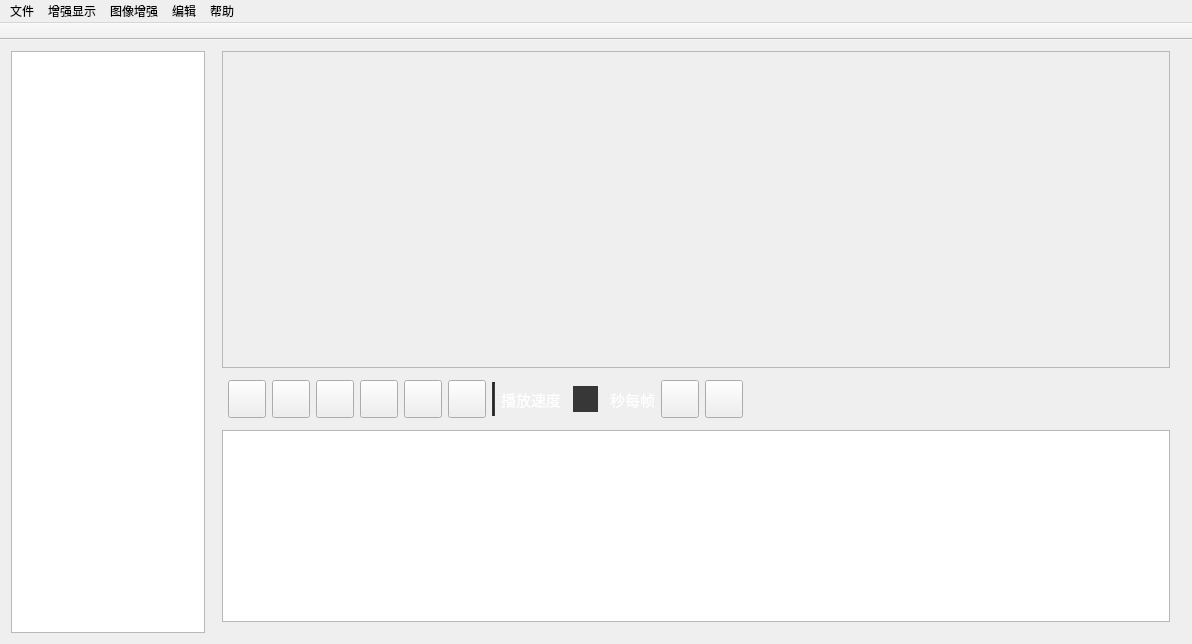
Before: the Qt Designer form mainwindow.ui in pigundermoon/industry, drawn with Qt 5.
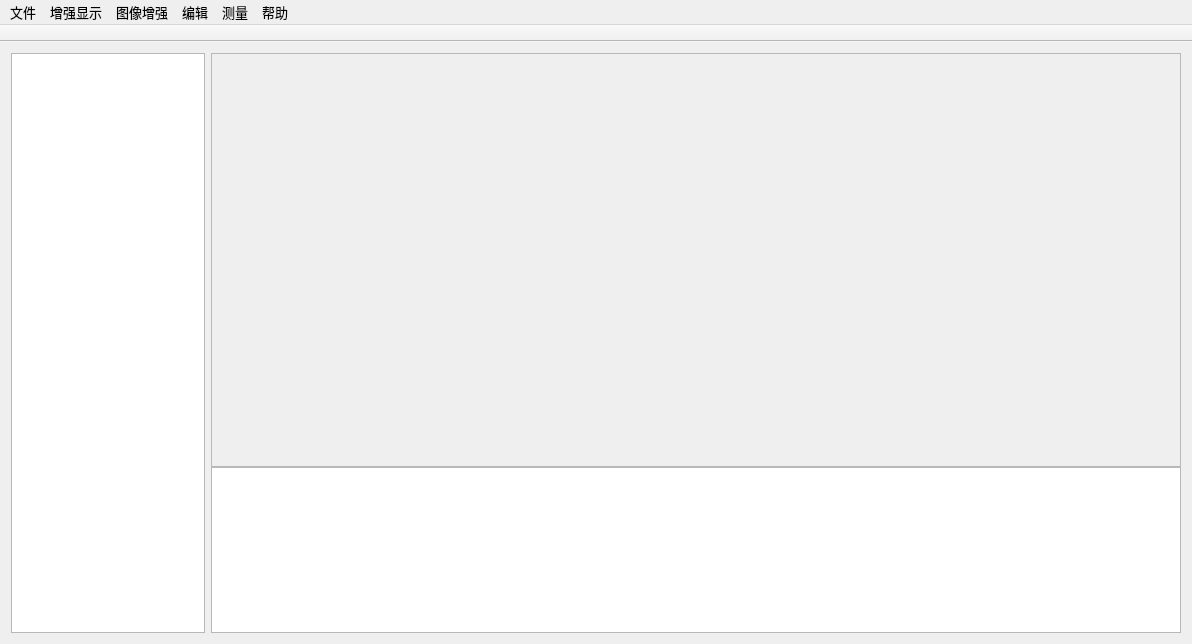
After: the same form once the commit is applied. Icons and pictures are not drawn.

```diff
--- a/mainwindow.ui
+++ b/mainwindow.ui
@@ -16,6 +16,11 @@
     <verstretch>0</verstretch>
    </sizepolicy>
   </property>
+  <property name="font">
+   <font>
+    <pointsize>10</pointsize>
+   </font>
+  </property>
   <property name="windowTitle">
    <string>工业探伤</string>
   </property>
@@ -33,10 +38,22 @@
    <layout class="QGridLayout" name="gridLayout_5" columnstretch="1,5">
     <item row="0" column="1">
      <widget class="QWidget" name="widget_2" native="true">
-      <layout class="QVBoxLayout" name="verticalLayout" stretch="0,0,0">
+      <layout class="QVBoxLayout" name="verticalLayout">
+       <property name="spacing">
+        <number>0</number>
+       </property>
+       <property name="leftMargin">
+        <number>0</number>
+       </property>
        <property name="topMargin">
         <number>0</number>
        </property>
+       <property name="rightMargin">
+        <number>0</number>
+       </property>
+       <property name="bottomMargin">
+        <number>0</number>
+       </property>
        <item>
         <widget class="QWidget" name="widget" native="true">
          <property name="sizePolicy">
@@ -74,8 +91,8 @@
               <rect>
                <x>0</x>
                <y>0</y>
-               <width>953</width>
-               <height>330</height>
+               <width>971</width>
+               <height>420</height>
               </rect>
              </property>
              <layout class="QGridLayout" name="gridLayout">
@@ -97,9 +114,9 @@
                  <bool>true</bool>
                 </property>
                 <property name="sizePolicy">
-                 <sizepolicy hsizetype="Expanding" vsizetype="Expanding">
+                 <sizepolicy hsizetype="Expanding" vsizetype="Preferred">
                   <horstretch>0</horstretch>
-                  <verstretch>0</verstretch>
+                  <verstretch>10</verstretch>
                  </sizepolicy>
                 </property>
                 <property name="layoutDirection">
@@ -123,278 +140,31 @@
          </layout>
         </widget>
        </item>
-       <item>
-        <widget class="QWidget" name="playerBar" native="true">
-         <property name="styleSheet">
-          <string notr="true">QWidget#playerBar {border: 2px solid rbg(55, 55, 55);}</string>
-         </property>
-         <layout class="QHBoxLayout" name="horizontalLayout_2">
-          <property name="leftMargin">
-           <number>6</number>
-          </property>
-          <property name="topMargin">
-           <number>6</number>
-          </property>
-          <property name="rightMargin">
-           <number>6</number>
-          </property>
-          <property name="bottomMargin">
-           <number>6</number>
-          </property>
-          <item>
-           <widget class="QPushButton" name="first">
-            <property name="sizePolicy">
-             <sizepolicy hsizetype="Preferred" vsizetype="Preferred">
-              <horstretch>0</horstretch>
-              <verstretch>0</verstretch>
-             </sizepolicy>
-            </property>
-            <property name="styleSheet">
-             <string notr="true">QPushButton {border-image: url(:/img/img/first_normal.png);}
-QPushButton:hover:!pressed {border-image: url(:/img/img/first_hover.png);}
-QPushButton:hover:pressed {border-image: url(:/img/img/first_down.png);}
-QPushButton {width:30px;height:30px;}</string>
-            </property>
-            <property name="text">
-             <string/>
-            </property>
-           </widget>
-          </item>
-          <item>
-           <widget class="QPushButton" name="previous">
-            <property name="sizePolicy">
-             <sizepolicy hsizetype="Preferred" vsizetype="Preferred">
-              <horstretch>0</horstretch>
-              <verstretch>0</verstretch>
-             </sizepolicy>
-            </property>
-            <property name="styleSheet">
-             <string notr="true">QPushButton {border-image: url(:/img/img/previous_normal.png);}
-QPushButton:hover:!pressed {border-image: url(:/img/img/previous_hover.png);}
-QPushButton:hover:pressed {border-image: url(:/img/img/previous_down.png);}
-QPushButton {width:30px;height:30px;}</string>
-            </property>
-            <property name="text">
-             <string/>
-            </property>
-           </widget>
-          </item>
-          <item>
-           <widget class="QPushButton" name="pause">
-            <property name="sizePolicy">
-             <sizepolicy hsizetype="Preferred" vsizetype="Preferred">
-              <horstretch>0</horstretch>
-              <verstretch>0</verstretch>
-             </sizepolicy>
-            </property>
-            <property name="styleSheet">
-             <string notr="true">QPushButton {border-image: url(:/img/img/pause_normal.png);}
-QPushButton:hover:!pressed {border-image: url(:/img/img/pause_hover.png);}
-QPushButton:hover:pressed {border-image: url(:/img/img/pause_down.png);}
-QPushButton:checked {border-image: url(:/img/img/pause_down.png);}
-QPushButton {width:30px;height:30px;}</string>
-            </property>
-            <property name="text">
-             <string/>
-            </property>
-            <property name="checkable">
-             <bool>true</bool>
-            </property>
-           </widget>
-          </item>
-          <item>
-           <widget class="QPushButton" name="play">
-            <property name="sizePolicy">
-             <sizepolicy hsizetype="Preferred" vsizetype="Preferred">
-              <horstretch>0</horstretch>
-              <verstretch>0</verstretch>
-             </sizepolicy>
-            </property>
-            <property name="styleSheet">
-             <string notr="true">QPushButton {border-image: url(:/img/img/play_normal.png);}
-QPushButton:hover:!pressed {border-image: url(:/img/img/play_hover.png);}
-QPushButton:hover:pressed {border-image: url(:/img/img/play_down.png);}
-QPushButton:checked {border-image: url(:/img/img/play_down.png);}
-QPushButton {width:30px;height:30px;}</string>
-            </property>
-            <property name="text">
-             <string/>
-            </property>
-            <property name="checkable">
-             <bool>true</bool>
-            </property>
-           </widget>
-          </item>
-          <item>
-           <widget class="QPushButton" name="next">
-            <property name="sizePolicy">
-             <sizepolicy hsizetype="Preferred" vsizetype="Preferred">
-              <horstretch>0</horstretch>
-              <verstretch>0</verstretch>
-             </sizepolicy>
-            </property>
-            <property name="styleSheet">
-             <string notr="true">QPushButton {border-image: url(:/img/img/next_normal.png);}
-QPushButton:hover:!pressed {border-image: url(:/img/img/next_hover.png);}
-QPushButton:hover:pressed {border-image: url(:/img/img/next_down.png);}
-QPushButton {width:30px;height:30px;}</string>
-            </property>
-            <property name="text">
-             <string/>
-            </property>
-           </widget>
-          </item>
-          <item>
-           <widget class="QPushButton" name="last">
-            <property name="sizePolicy">
-             <sizepolicy hsizetype="Preferred" vsizetype="Preferred">
-              <horstretch>0</horstretch>
-              <verstretch>0</verstretch>
-             </sizepolicy>
-            </property>
-            <property name="styleSheet">
-             <string notr="true">QPushButton {border-image: url(:/img/img/last_normal.png);}
-QPushButton:hover:!pressed {border-image: url(:/img/img/last_hover.png);}
-QPushButton:hover:pressed {border-image: url(:/img/img/last_down.png);}
-QPushButton {width:30px;height:30px;}</string>
-            </property>
-            <property name="text">
-             <string/>
-            </property>
-           </widget>
-          </item>
-          <item>
-           <widget class="Line" name="line">
-            <property name="styleSheet">
-             <string notr="true">background-color:rgb(55, 55, 55);
-width:1;
-margin-top:2;
-margin-bottom:2;
-margin-left:5;
-margin-right:5
-</string>
-            </property>
-            <property name="orientation">
-             <enum>Qt::Vertical</enum>
-            </property>
-           </widget>
-          </item>
-          <item>
-           <widget class="QLabel" name="label">
-            <property name="font">
-             <font>
-              <family>微软雅黑</family>
-              <pointsize>11</pointsize>
-             </font>
-            </property>
-            <property name="styleSheet">
-             <string notr="true">color: rgb(255, 255, 255);</string>
-            </property>
-            <property name="text">
-             <string>播放速度</string>
-            </property>
-           </widget>
-          </item>
-          <item>
-           <widget class="QLineEdit" name="lineEdit">
-            <property name="sizePolicy">
-             <sizepolicy hsizetype="Fixed" vsizetype="Preferred">
-              <horstretch>0</horstretch>
-              <verstretch>0</verstretch>
-             </sizepolicy>
-            </property>
-            <property name="font">
-             <font>
-              <family>微软雅黑</family>
-              <pointsize>11</pointsize>
-             </font>
-            </property>
-            <property name="styleSheet">
-             <string notr="true">color: rgb(255, 255, 255);
-background-color: rgb(55, 55, 55);
-margin: 6px;
-width:25px</string>
-            </property>
-            <property name="frame">
-             <bool>false</bool>
-            </property>
-            <property name="readOnly">
-             <bool>true</bool>
-            </property>
-           </widget>
-          </item>
-          <item>
-           <widget class="QLabel" name="label_2">
-            <property name="font">
-             <font>
-              <family>微软雅黑</family>
-              <pointsize>11</pointsize>
-             </font>
-            </property>
-            <property name="styleSheet">
-             <string notr="true">color: rgb(255, 255, 255);</string>
-            </property>
-            <property name="text">
-             <string>秒每帧</string>
-            </property>
-           </widget>
-          </item>
-          <item>
-           <widget class="QPushButton" name="pushButton">
-            <property name="styleSheet">
-             <string notr="true">QPushButton {border-image: url(:/img/img/decelerate_normal.png);}
-QPushButton:hover:!pressed {border-image: url(:/img/img/decelerate_hover.png);}
-QPushButton:hover:pressed {border-image: url(:/img/img/decelerate_down.png);}
-QPushButton {width:30px;height:30px;}</string>
-            </property>
-            <property name="text">
-             <string/>
-            </property>
-           </widget>
-          </item>
-          <item>
-           <widget class="QPushButton" name="pushButton_2">
-            <property name="styleSheet">
-             <string notr="true">QPushButton {border-image: url(:/img/img/accelerate_normal.png);}
-QPushButton:hover:!pressed {border-image: url(:/img/img/accelerate_hover.png);}
-QPushButton:hover:pressed {border-image: url(:/img/img/accelerate_down.png);}
-QPushButton {width:30px;height:30px;}</string>
-            </property>
-            <property name="text">
-             <string/>
-            </property>
-           </widget>
-          </item>
-          <item>
-           <spacer name="horizontalSpacer">
-            <property name="orientation">
-             <enum>Qt::Horizontal</enum>
-            </property>
-            <property name="sizeHint" stdset="0">
-             <size>
-              <width>40</width>
-              <height>30</height>
-             </size>
-            </property>
-           </spacer>
-          </item>
-         </layout>
-        </widget>
-       </item>
        <item>
         <widget class="QTreeView" name="fileexplorer">
          <property name="sizePolicy">
           <sizepolicy hsizetype="Expanding" vsizetype="Preferred">
            <horstretch>0</horstretch>
-           <verstretch>0</verstretch>
+           <verstretch>2</verstretch>
           </sizepolicy>
          </property>
+         <property name="font">
+          <font>
+           <pointsize>11</pointsize>
+          </font>
+         </property>
          <property name="sortingEnabled">
           <bool>true</bool>
          </property>
+         <property name="headerHidden">
+          <bool>false</bool>
+         </property>
          <attribute name="headerCascadingSectionResizes">
           <bool>false</bool>
          </attribute>
+         <attribute name="headerDefaultSectionSize">
+          <number>230</number>
+         </attribute>
         </widget>
        </item>
       </layout>
@@ -418,6 +188,32 @@
     </item>
    </layout>
   </widget>
+  <widget class="QToolBar" name="toolBar">
+   <property name="sizePolicy">
+    <sizepolicy hsizetype="Preferred" vsizetype="Fixed">
+     <horstretch>0</horstretch>
+     <verstretch>0</verstretch>
+    </sizepolicy>
+   </property>
+   <property name="contextMenuPolicy">
+    <enum>Qt::PreventContextMenu</enum>
+   </property>
+   <property name="windowTitle">
+    <string>toolBar</string>
+   </property>
+   <property name="movable">
+    <bool>false</bool>
+   </property>
+   <property name="floatable">
+    <bool>true</bool>
+   </property>
+   <attribute name="toolBarArea">
+    <enum>TopToolBarArea</enum>
+   </attribute>
+   <attribute name="toolBarBreak">
+    <bool>false</bool>
+   </attribute>
+  </widget>
   <widget class="QMenuBar" name="menuBar">
    <property name="enabled">
     <bool>true</bool>
@@ -545,38 +341,23 @@
     </property>
     <addaction name="about"/>
    </widget>
+   <widget class="QMenu" name="menu_6">
+    <property name="title">
+     <string>测量</string>
+    </property>
+    <addaction name="rulergra"/>
+    <addaction name="drawrect"/>
+    <addaction name="resetdraw"/>
+    <addaction name="bigshow"/>
+    <addaction name="compareshow"/>
+   </widget>
    <addaction name="menu"/>
    <addaction name="menu_2"/>
    <addaction name="menu_3"/>
    <addaction name="menu_4"/>
+   <addaction name="menu_6"/>
    <addaction name="menu_5"/>
   </widget>
-  <widget class="QToolBar" name="toolBar">
-   <property name="sizePolicy">
-    <sizepolicy hsizetype="Preferred" vsizetype="Fixed">
-     <horstretch>0</horstretch>
-     <verstretch>0</verstretch>
-    </sizepolicy>
-   </property>
-   <property name="contextMenuPolicy">
-    <enum>Qt::PreventContextMenu</enum>
-   </property>
-   <property name="windowTitle">
-    <string>toolBar</string>
-   </property>
-   <property name="movable">
-    <bool>false</bool>
-   </property>
-   <property name="floatable">
-    <bool>true</bool>
-   </property>
-   <attribute name="toolBarArea">
-    <enum>TopToolBarArea</enum>
-   </attribute>
-   <attribute name="toolBarBreak">
-    <bool>false</bool>
-   </attribute>
-  </widget>
   <action name="openfile">
    <property name="text">
     <string>打开            </string>
```
Left out of the diff: 183 changed lines with no effect on the pictures.
